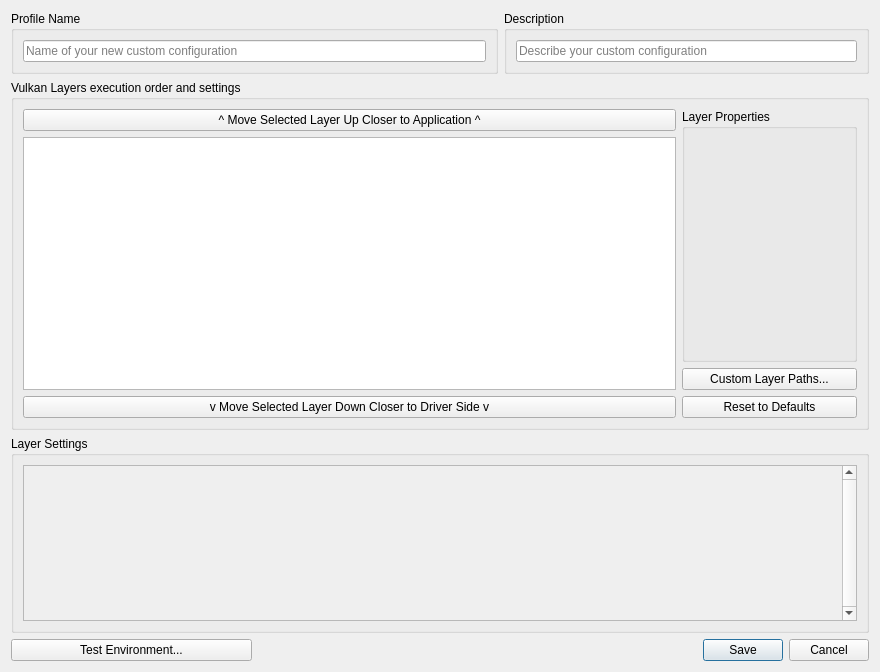
LunarG/VulkanTools, file vkconfig/dlgprofileeditor.ui: the form before one commit.
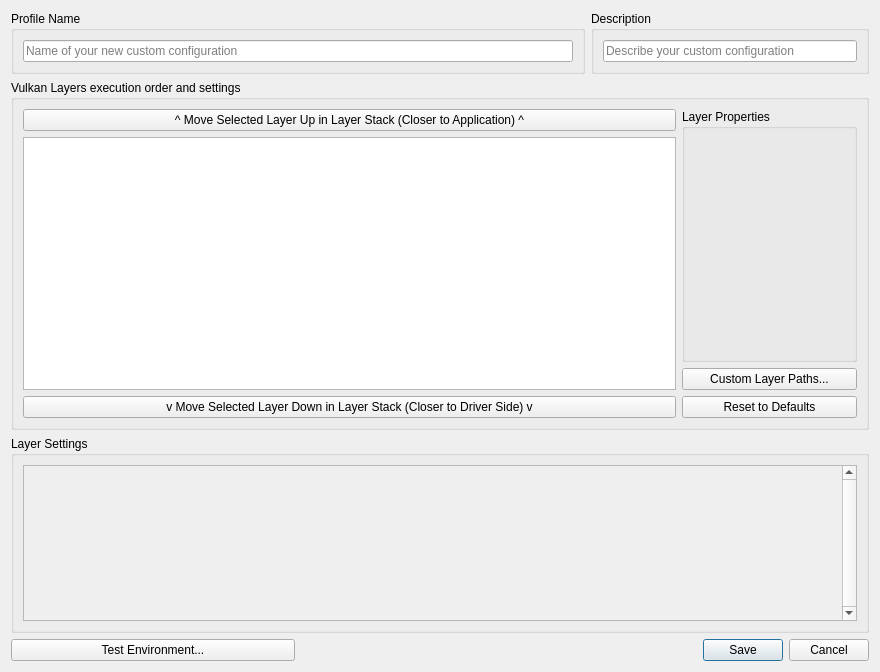
The form after the commit.

What changed in the file:
```diff
--- a/vkconfig/dlgprofileeditor.ui
+++ b/vkconfig/dlgprofileeditor.ui
@@ -107,7 +107,7 @@
       <item row="0" column="0">
        <widget class="QPushButton" name="toolButtonUp">
         <property name="text">
-         <string>^ Move Selected Layer Up Closer to Application ^</string>
+         <string>^ Move Selected Layer Up in Layer Stack (Closer to Application) ^</string>
         </property>
         <property name="flat">
          <bool>false</bool>
@@ -204,7 +204,7 @@
       <item row="5" column="0">
        <widget class="QPushButton" name="toolButtonDown">
         <property name="text">
-         <string>v Move Selected Layer Down Closer to Driver Side v</string>
+         <string>v Move Selected Layer Down in Layer Stack (Closer to Driver Side) v</string>
         </property>
        </widget>
       </item>
```
